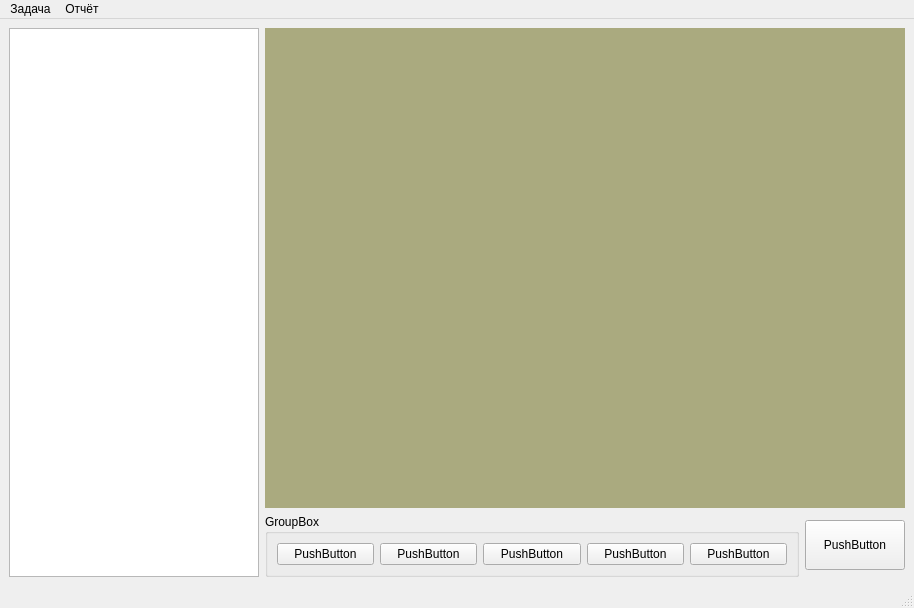
This is ImageCapture/ImageCapture/Forms/MainWindow.ui in ssidko/WorkProjects as Qt 5 draws it before an edit. The edited form follows.
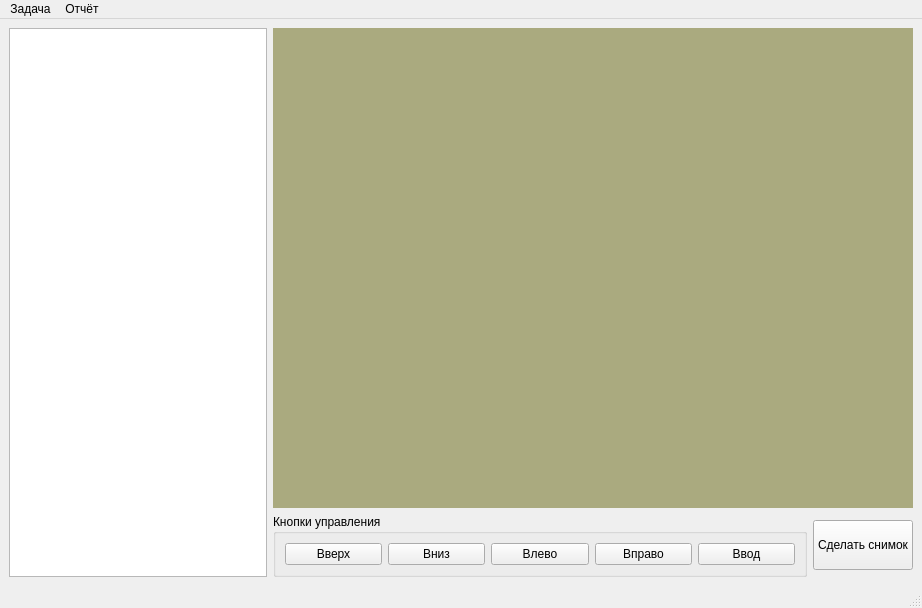
This is the edited form. Custom widgets are drawn as their Qt base class.

Diff of the .ui file:
```diff
--- a/ImageCapture/ImageCapture/Forms/MainWindow.ui
+++ b/ImageCapture/ImageCapture/Forms/MainWindow.ui
@@ -6,8 +6,8 @@
    <rect>
     <x>0</x>
     <y>0</y>
-    <width>866</width>
-    <height>607</height>
+    <width>922</width>
+    <height>605</height>
    </rect>
   </property>
   <property name="sizePolicy">
@@ -23,22 +23,11 @@
    <locale language="Russian" country="Russia"/>
   </property>
   <widget class="QWidget" name="centralwidget">
-   <layout class="QGridLayout" name="gridLayout">
-    <item row="0" column="0">
      <layout class="QHBoxLayout" name="horizontalLayout_3">
       <item>
-       <widget class="QTreeView" name="treeView">
-        <property name="sizePolicy">
-         <sizepolicy hsizetype="Fixed" vsizetype="Expanding">
-          <horstretch>0</horstretch>
-          <verstretch>0</verstretch>
-         </sizepolicy>
-        </property>
-        <property name="minimumSize">
-         <size>
-          <width>250</width>
-          <height>0</height>
-         </size>
+     <widget class="QTreeWidget" name="TaskTreeWidget">
+      <property name="columnCount">
+       <number>0</number>
         </property>
        </widget>
       </item>
@@ -129,41 +118,41 @@
           <item>
            <widget class="QGroupBox" name="groupBox">
             <property name="title">
-             <string>GroupBox</string>
+           <string>Кнопки управления</string>
             </property>
             <layout class="QHBoxLayout" name="horizontalLayout">
              <item>
               <widget class="QPushButton" name="pushButton">
                <property name="text">
-                <string>PushButton</string>
+              <string>Вверх</string>
                </property>
               </widget>
              </item>
              <item>
               <widget class="QPushButton" name="pushButton_2">
                <property name="text">
-                <string>PushButton</string>
+              <string>Вниз</string>
                </property>
               </widget>
              </item>
              <item>
               <widget class="QPushButton" name="pushButton_3">
                <property name="text">
-                <string>PushButton</string>
+              <string>Влево</string>
                </property>
               </widget>
              </item>
              <item>
               <widget class="QPushButton" name="pushButton_5">
                <property name="text">
-                <string>PushButton</string>
+              <string>Вправо</string>
                </property>
               </widget>
              </item>
              <item>
               <widget class="QPushButton" name="pushButton_4">
                <property name="text">
-                <string>PushButton</string>
+              <string>Ввод</string>
                </property>
               </widget>
              </item>
@@ -185,11 +174,9 @@
              </size>
             </property>
             <property name="text">
-             <string>PushButton</string>
-            </property>
-           </widget>
-          </item>
-         </layout>
+           <string>Сделать снимок</string>
+          </property>
+         </widget>
         </item>
        </layout>
       </item>
@@ -202,11 +189,11 @@
     <rect>
      <x>0</x>
      <y>0</y>
-     <width>866</width>
+     <width>922</width>
      <height>21</height>
     </rect>
    </property>
-   <widget class="QMenu" name="menu">
+   <widget class="QMenu" name="TaskMenu">
     <property name="title">
      <string>Задача</string>
     </property>
@@ -215,14 +202,14 @@
     <addaction name="action_3"/>
     <addaction name="action_4"/>
    </widget>
-   <widget class="QMenu" name="menu_2">
+   <widget class="QMenu" name="ReportMenu">
     <property name="title">
      <string>Отчёт</string>
     </property>
     <addaction name="action"/>
    </widget>
-   <addaction name="menu"/>
-   <addaction name="menu_2"/>
+   <addaction name="TaskMenu"/>
+   <addaction name="ReportMenu"/>
   </widget>
   <widget class="QStatusBar" name="statusbar"/>
   <action name="action">
```
Left out of the diff: 30 changed lines with no effect on the pictures. Lines whose indentation alone changed are shown as unchanged.
